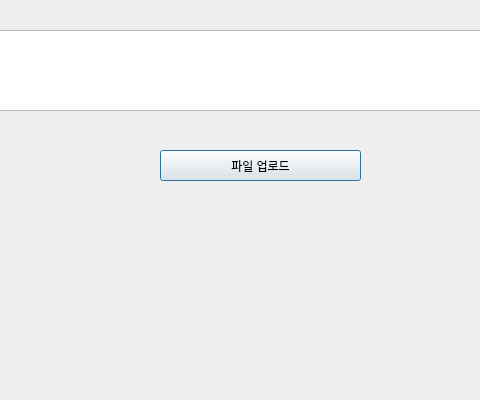
Before: the Qt Designer form fileupload.ui in leemijung/FingerBeam, drawn with Qt 5; both pictures show x 150 to 630 and y 200 to 600 of the 798 by 600 pixel window.
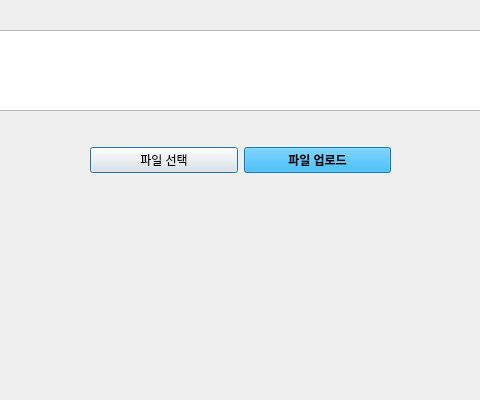
After: the same form once the commit is applied. Icons and pictures are not drawn.

```diff
--- a/fileupload.ui
+++ b/fileupload.ui
@@ -13,23 +13,6 @@
   <property name="windowTitle">
    <string>Dialog</string>
   </property>
-  <property name="windowIcon">
-   <iconset>
-    <normaloff>blue/img/fb.png</normaloff>blue/img/fb.png</iconset>
-  </property>
-  <widget class="QPushButton" name="pushButton">
-   <property name="geometry">
-    <rect>
-     <x>310</x>
-     <y>350</y>
-     <width>201</width>
-     <height>31</height>
-    </rect>
-   </property>
-   <property name="text">
-    <string>파일 업로드</string>
-   </property>
-  </widget>
   <widget class="QTextEdit" name="textEdit">
    <property name="geometry">
     <rect>
@@ -40,6 +23,41 @@
     </rect>
    </property>
   </widget>
+  <widget class="QWidget" name="horizontalLayoutWidget">
+   <property name="geometry">
+    <rect>
+     <x>240</x>
+     <y>340</y>
+     <width>301</width>
+     <height>41</height>
+    </rect>
+   </property>
+   <layout class="QHBoxLayout" name="horizontalLayout">
+    <item>
+     <widget class="QPushButton" name="pushButton">
+      <property name="text">
+       <string>파일 선택</string>
+      </property>
+     </widget>
+    </item>
+    <item>
+     <widget class="QPushButton" name="pushButton_2">
+      <property name="font">
+       <font>
+        <weight>75</weight>
+        <bold>true</bold>
+       </font>
+      </property>
+      <property name="styleSheet">
+       <string notr="true">background-color: rgba(0, 170, 255, 249);</string>
+      </property>
+      <property name="text">
+       <string>파일 업로드</string>
+      </property>
+     </widget>
+    </item>
+   </layout>
+  </widget>
  </widget>
  <resources/>
  <connections/>
```
